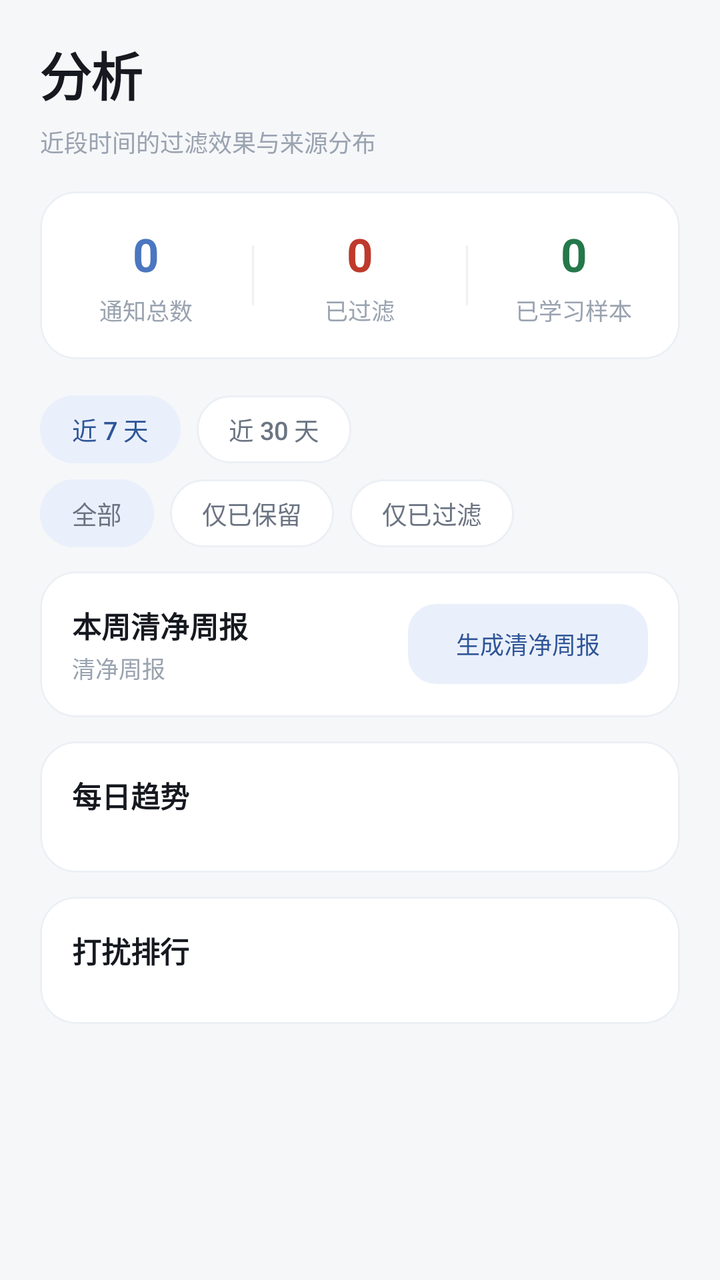
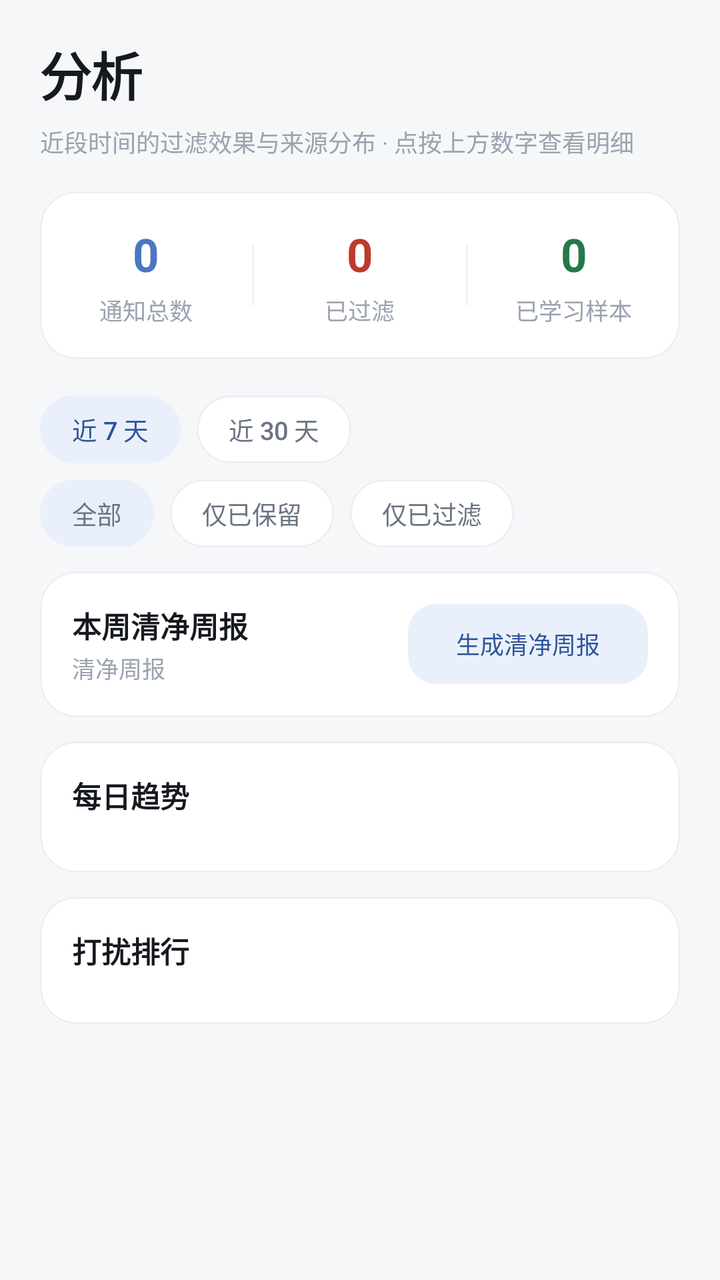

Before-and-after screenshots of an Android layout around one commit, followed by the original layout XML and the change that was made.
<!-- AndroidManifest.xml: application theme Theme.MaodouNotify -->
<!-- res/layout/fragment_stats.xml -->
<?xml version="1.0" encoding="utf-8"?>

<ScrollView xmlns:android="http://schemas.android.com/apk/res/android"
    xmlns:app="http://schemas.android.com/apk/res-auto"
    android:layout_width="match_parent"
    android:layout_height="match_parent"
    android:background="@color/background"
    android:clipToPadding="false">

    <LinearLayout
        android:layout_width="match_parent"
        android:layout_height="wrap_content"
        android:orientation="vertical"
        android:paddingStart="@dimen/page_padding"
        android:paddingTop="18dp"
        android:paddingEnd="@dimen/page_padding"
        android:paddingBottom="24dp">

        <TextView
            android:layout_width="wrap_content"
            android:layout_height="wrap_content"
            android:text="@string/tab_stats"
            android:textAppearance="@style/TextAppearance.Maodou.PageTitle" />

        <TextView
            android:layout_width="match_parent"
            android:layout_height="wrap_content"
            android:layout_marginTop="6dp"
            android:text="@string/stats_subtitle"
            android:textColor="@color/text_tertiary"
            android:textSize="12sp" />

        
        <com.google.android.material.card.MaterialCardView
            android:layout_width="match_parent"
            android:layout_height="wrap_content"
            android:layout_marginTop="16dp"
            style="@style/Widget.Maodou.Card">

            <LinearLayout
                android:layout_width="match_parent"
                android:layout_height="wrap_content"
                android:orientation="horizontal"
                android:paddingTop="16dp"
                android:paddingBottom="16dp">

                <LinearLayout
                    android:layout_width="0dp"
                    android:layout_height="wrap_content"
                    android:layout_weight="1"
                    android:gravity="center"
                    android:orientation="vertical">

                    <TextView
                        android:id="@+id/tv_total"
                        android:layout_width="wrap_content"
                        android:layout_height="wrap_content"
                        android:text="0"
                        android:textColor="?attr/colorPrimary"
                        android:textSize="23sp"
                        android:textStyle="bold" />

                    <TextView
                        android:layout_width="wrap_content"
                        android:layout_height="wrap_content"
                        android:layout_marginTop="4dp"
                        android:text="@string/stats_total"
                        android:textColor="@color/text_tertiary"
                        android:textSize="11.5sp" />
                </LinearLayout>

                <View
                    android:layout_width="1dp"
                    android:layout_height="30dp"
                    android:layout_gravity="center_vertical"
                    android:background="@color/divider" />

                <LinearLayout
                    android:layout_width="0dp"
                    android:layout_height="wrap_content"
                    android:layout_weight="1"
                    android:gravity="center"
                    android:orientation="vertical">

                    <TextView
                        android:id="@+id/tv_filtered"
                        android:layout_width="wrap_content"
                        android:layout_height="wrap_content"
                        android:text="0"
                        android:textColor="@color/badge_filtered_text"
                        android:textSize="23sp"
                        android:textStyle="bold" />

                    <TextView
                        android:layout_width="wrap_content"
                        android:layout_height="wrap_content"
                        android:layout_marginTop="4dp"
                        android:text="@string/stats_filtered"
                        android:textColor="@color/text_tertiary"
                        android:textSize="11.5sp" />
                </LinearLayout>

                <View
                    android:layout_width="1dp"
                    android:layout_height="30dp"
                    android:layout_gravity="center_vertical"
                    android:background="@color/divider" />

                <LinearLayout
                    android:layout_width="0dp"
                    android:layout_height="wrap_content"
                    android:layout_weight="1"
                    android:gravity="center"
                    android:orientation="vertical">

                    <TextView
                        android:id="@+id/tv_learned"
                        android:layout_width="wrap_content"
                        android:layout_height="wrap_content"
                        android:text="0"
                        android:textColor="@color/badge_kept_text"
                        android:textSize="23sp"
                        android:textStyle="bold" />

                    <TextView
                        android:layout_width="wrap_content"
                        android:layout_height="wrap_content"
                        android:layout_marginTop="4dp"
                        android:text="@string/stats_learned"
                        android:textColor="@color/text_tertiary"
                        android:textSize="11.5sp" />
                </LinearLayout>
            </LinearLayout>
        </com.google.android.material.card.MaterialCardView>

        
        <com.google.android.material.chip.ChipGroup
            android:id="@+id/chip_window"
            android:layout_width="match_parent"
            android:layout_height="wrap_content"
            android:layout_marginTop="18dp"
            app:chipSpacingHorizontal="8dp"
            app:singleLine="true"
            app:singleSelection="true">

            <com.google.android.material.chip.Chip
                android:id="@+id/chip_7d"
                style="@style/Widget.Maodou.Chip.Filter"
                android:layout_width="wrap_content"
                android:layout_height="wrap_content"
                android:checked="true"
                android:text="@string/stats_recent_7" />

            <com.google.android.material.chip.Chip
                android:id="@+id/chip_30d"
                style="@style/Widget.Maodou.Chip.Filter"
                android:layout_width="wrap_content"
                android:layout_height="wrap_content"
                android:text="@string/stats_recent_30" />
        </com.google.android.material.chip.ChipGroup>

        <com.google.android.material.chip.ChipGroup
            android:id="@+id/chip_scope"
            android:layout_width="match_parent"
            android:layout_height="wrap_content"
            android:layout_marginTop="8dp"
            app:chipSpacingHorizontal="8dp"
            app:singleLine="true"
            app:singleSelection="true">

            <com.google.android.material.chip.Chip
                android:id="@+id/chip_scope_all"
                style="@style/Widget.Maodou.Chip.Ghost"
                android:layout_width="wrap_content"
                android:layout_height="wrap_content"
                android:checked="true"
                android:text="@string/stats_scope_all" />

            <com.google.android.material.chip.Chip
                android:id="@+id/chip_scope_kept"
                style="@style/Widget.Maodou.Chip.Ghost"
                android:layout_width="wrap_content"
                android:layout_height="wrap_content"
                android:text="@string/stats_scope_kept" />

            <com.google.android.material.chip.Chip
                android:id="@+id/chip_scope_filtered"
                style="@style/Widget.Maodou.Chip.Ghost"
                android:layout_width="wrap_content"
                android:layout_height="wrap_content"
                android:text="@string/stats_scope_filtered" />
        </com.google.android.material.chip.ChipGroup>

        
        <com.google.android.material.card.MaterialCardView
            android:layout_width="match_parent"
            android:layout_height="wrap_content"
            android:layout_marginTop="12dp"
            style="@style/Widget.Maodou.Card">

            <LinearLayout
                android:layout_width="match_parent"
                android:layout_height="wrap_content"
                android:gravity="center_vertical"
                android:orientation="horizontal"
                android:padding="16dp">

                <LinearLayout
                    android:layout_width="0dp"
                    android:layout_height="wrap_content"
                    android:layout_weight="1"
                    android:orientation="vertical">

                    <TextView
                        android:layout_width="wrap_content"
                        android:layout_height="wrap_content"
                        android:text="@string/weekly_title"
                        android:textAppearance="@style/TextAppearance.Maodou.CardTitle" />

                    <TextView
                        android:layout_width="wrap_content"
                        android:layout_height="wrap_content"
                        android:layout_marginTop="2dp"
                        android:text="@string/pro_feature_weekly"
                        android:textAppearance="@style/TextAppearance.Maodou.Caption" />
                </LinearLayout>

                <com.google.android.material.button.MaterialButton
                    android:id="@+id/btn_weekly"
                    style="@style/Widget.Maodou.TonalButton"
                    android:layout_width="wrap_content"
                    android:layout_height="wrap_content"
                    android:minWidth="0dp"
                    android:text="@string/weekly_btn"
                    android:textSize="12sp" />
            </LinearLayout>
        </com.google.android.material.card.MaterialCardView>

        
        <com.google.android.material.card.MaterialCardView
            android:layout_width="match_parent"
            android:layout_height="wrap_content"
            android:layout_marginTop="12dp"
            style="@style/Widget.Maodou.Card">

            <LinearLayout
                android:layout_width="match_parent"
                android:layout_height="wrap_content"
                android:orientation="vertical"
                android:padding="16dp">

                <TextView
                    android:layout_width="wrap_content"
                    android:layout_height="wrap_content"
                    android:text="@string/stats_daily"
                    android:textAppearance="@style/TextAppearance.Maodou.CardTitle" />

                <LinearLayout
                    android:id="@+id/daily_container"
                    android:layout_width="match_parent"
                    android:layout_height="wrap_content"
                    android:layout_marginTop="12dp"
                    android:orientation="vertical" />
            </LinearLayout>
        </com.google.android.material.card.MaterialCardView>

        
        <com.google.android.material.card.MaterialCardView
            android:layout_width="match_parent"
            android:layout_height="wrap_content"
            android:layout_marginTop="12dp"
            style="@style/Widget.Maodou.Card">

            <LinearLayout
                android:layout_width="match_parent"
                android:layout_height="wrap_content"
                android:orientation="vertical"
                android:padding="16dp">

                <TextView
                    android:layout_width="wrap_content"
                    android:layout_height="wrap_content"
                    android:text="@string/stats_top_apps"
                    android:textAppearance="@style/TextAppearance.Maodou.CardTitle" />

                <LinearLayout
                    android:id="@+id/rank_container"
                    android:layout_width="match_parent"
                    android:layout_height="wrap_content"
                    android:layout_marginTop="10dp"
                    android:orientation="vertical" />

                <TextView
                    android:id="@+id/tv_rank_empty"
                    android:layout_width="match_parent"
                    android:layout_height="wrap_content"
                    android:layout_marginTop="8dp"
                    android:paddingTop="6dp"
                    android:paddingBottom="10dp"
                    android:text="@string/stats_no_data"
                    android:textColor="@color/text_tertiary"
                    android:textSize="12.5sp"
                    android:visibility="gone" />
            </LinearLayout>
        </com.google.android.material.card.MaterialCardView>
    </LinearLayout>
</ScrollView>
<!-- resources referenced by this layout -->
<resources>
  <color name="background">#F6F7F9</color>
  <color name="badge_filtered_text">#BE3A2C</color>
  <color name="badge_kept_text">#24784A</color>
  <color name="divider">#EFF1F5</color>
  <color name="text_tertiary">#9AA3B0</color>
  <dimen name="page_padding">20dp</dimen>
  <string name="pro_feature_weekly">清净周报</string>
  <string name="stats_daily">每日趋势</string>
  <string name="stats_filtered">已过滤</string>
  <string name="stats_learned">已学习样本</string>
  <string name="stats_no_data">暂无数据</string>
  <string name="stats_recent_30">近 30 天</string>
  <string name="stats_recent_7">近 7 天</string>
  <string name="stats_scope_all">全部</string>
  <string name="stats_scope_filtered">仅已过滤</string>
  <string name="stats_scope_kept">仅已保留</string>
  <string name="stats_subtitle">近段时间的过滤效果与来源分布</string>
  <string name="stats_top_apps">打扰排行</string>
  <string name="stats_total">通知总数</string>
  <string name="tab_stats">分析</string>
  <string name="weekly_btn">生成清净周报</string>
  <string name="weekly_title">本周清净周报</string>
  <style name="TextAppearance.Maodou.Caption" parent="TextAppearance.Material3.LabelSmall">
          <item name="android:textSize">11.5sp</item>
          <item name="android:textColor">@color/text_tertiary</item>
          <item name="android:letterSpacing">0</item>
      </style>
  <style name="TextAppearance.Maodou.CardTitle" parent="TextAppearance.Material3.TitleSmall">
          <item name="android:textSize">14.5sp</item>
          <item name="android:textStyle">bold</item>
          <item name="android:textColor">@color/text_primary</item>
          <item name="android:letterSpacing">0</item>
      </style>
  <style name="TextAppearance.Maodou.PageTitle" parent="TextAppearance.Material3.HeadlineSmall">
          <item name="android:textSize">26sp</item>
          <item name="android:textStyle">bold</item>
          <item name="android:textColor">@color/text_primary</item>
          <item name="android:letterSpacing">-0.015</item>
      </style>
  <style name="Widget.Maodou.Card" parent="Widget.Material3.CardView.Outlined">
          <item name="cardCornerRadius">@dimen/radius_l</item>
          <item name="cardElevation">0dp</item>
          <item name="cardBackgroundColor">@color/surface</item>
          <item name="strokeWidth">1dp</item>
          <item name="strokeColor">@color/card_stroke</item>
      </style>
  <style name="Widget.Maodou.Chip.Ghost" parent="Widget.Maodou.Chip.Filter">
          <item name="chipIconTint">@color/text_secondary</item>
          <item name="chipIconSize">15dp</item>
          <item name="iconStartPadding">2dp</item>
          <item name="closeIconTint">@color/text_secondary</item>
          <item name="closeIconSize">14dp</item>
          <item name="android:textColor">@color/text_secondary</item>
      </style>
  <style name="Widget.Maodou.TonalButton" parent="Widget.Material3.Button.TonalButton">
          <item name="cornerRadius">@dimen/radius_m</item>
          <item name="android:textSize">13sp</item>
          <item name="android:insetTop">0dp</item>
          <item name="android:insetBottom">0dp</item>
          <item name="android:minHeight">40dp</item>
          <item name="android:letterSpacing">0</item>
      </style>
  <color name="text_primary">#16191F</color>
  <dimen name="radius_l">18dp</dimen>
  <color name="surface">#FFFFFF</color>
  <color name="card_stroke">#ECEFF4</color>
  <dimen name="chip_height">34dp</dimen>
  <color name="text_secondary">#6B7482</color>
  <dimen name="radius_m">14dp</dimen>
  <color name="primary">#4B76C0</color>
  <color name="on_primary">#FFFFFF</color>
  <color name="primary_container">#EAF0FB</color>
  <color name="on_primary_container">#2F5598</color>
  <color name="surface_alt">#F1F3F7</color>
  <color name="outline">#E3E7EE</color>
  <color name="badge_filtered_bg">#FDEDEB</color>
  <!-- unchanged entries left out for length: 3 -->
</resources>

<!-- the commit's change to res/layout/fragment_stats.xml (unified diff, before → after) -->
@@ -45,11 +45,15 @@
                 android:paddingBottom="16dp">
 
                 <LinearLayout
+                    android:id="@+id/stat_total"
                     android:layout_width="0dp"
                     android:layout_height="wrap_content"
                     android:layout_weight="1"
                     android:gravity="center"
-                    android:orientation="vertical">
+                    android:orientation="vertical"
+                    android:background="?attr/selectableItemBackground"
+                    android:clickable="true"
+                    android:focusable="true">
 
                     <TextView
                         android:id="@+id/tv_total"
@@ -76,11 +80,15 @@
                     android:background="@color/divider" />
 
                 <LinearLayout
+                    android:id="@+id/stat_filtered"
                     android:layout_width="0dp"
                     android:layout_height="wrap_content"
                     android:layout_weight="1"
                     android:gravity="center"
-                    android:orientation="vertical">
+                    android:orientation="vertical"
+                    android:background="?attr/selectableItemBackground"
+                    android:clickable="true"
+                    android:focusable="true">
 
                     <TextView
                         android:id="@+id/tv_filtered"
@@ -107,11 +115,15 @@
                     android:background="@color/divider" />
 
                 <LinearLayout
+                    android:id="@+id/stat_learned"
                     android:layout_width="0dp"
                     android:layout_height="wrap_content"
                     android:layout_weight="1"
                     android:gravity="center"
-                    android:orientation="vertical">
+                    android:orientation="vertical"
+                    android:background="?attr/selectableItemBackground"
+                    android:clickable="true"
+                    android:focusable="true">
 
                     <TextView
                         android:id="@+id/tv_learned"
<!-- resource entries referenced after the edit -->
@@ -16,7 +16,7 @@
   <string name="stats_scope_all">全部</string>
   <string name="stats_scope_filtered">仅已过滤</string>
   <string name="stats_scope_kept">仅已保留</string>
-  <string name="stats_subtitle">近段时间的过滤效果与来源分布</string>
+  <string name="stats_subtitle">近段时间的过滤效果与来源分布 · 点按上方数字查看明细</string>
   <string name="stats_top_apps">打扰排行</string>
   <string name="stats_total">通知总数</string>
   <string name="tab_stats">分析</string>
